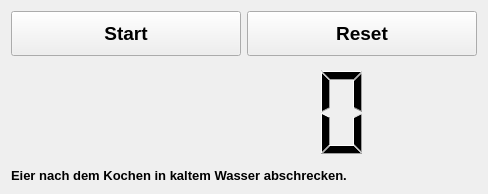
Qt form ei-o-mat/Eiertimer.ui (kampfknoedel/ei-o-mat) before a commit.
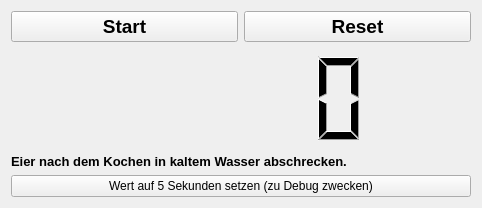
The same form after that commit.

Commit message: Im timer button zum zeit auf 5 sec stellen hinzugefügt

Diff of the .ui file:
```diff
--- a/ei-o-mat/Eiertimer.ui
+++ b/ei-o-mat/Eiertimer.ui
@@ -6,8 +6,8 @@
    <rect>
     <x>0</x>
     <y>0</y>
-    <width>488</width>
-    <height>194</height>
+    <width>482</width>
+    <height>196</height>
    </rect>
   </property>
   <property name="sizePolicy">
@@ -127,6 +127,13 @@
        </property>
       </widget>
      </item>
+     <item>
+      <widget class="QPushButton" name="pushButton_5sec">
+       <property name="text">
+        <string>Wert auf 5 Sekunden setzen (zu Debug zwecken)</string>
+       </property>
+      </widget>
+     </item>
     </layout>
    </item>
   </layout>
```
The commit also changes 3 other files.
